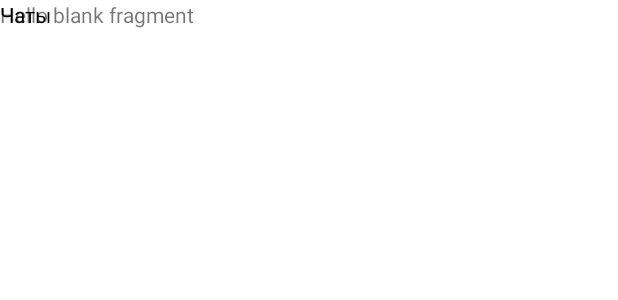
After one commit to scally-dev/messenger, an Android app: the layout fragment_chats.xml on its own in the app's theme, with its tools: preview values and no code run, on a phone screen of 412 x 824 dp. The commit adds this screen. Shown: the top 300 px of the screen. Run offline under Robolectric (Android 15) with nearby library versions, the phone set to English and light mode, and no system bars.

```diff
--- /dev/null
+++ b/app/src/main/res/layout/fragment_chats.xml
@@ -0,0 +1,21 @@
+<?xml version="1.0" encoding="utf-8"?>
+<FrameLayout xmlns:android="http://schemas.android.com/apk/res/android"
+    xmlns:tools="http://schemas.android.com/tools"
+    android:layout_width="match_parent"
+    android:layout_height="match_parent"
+    tools:context=".ui.ChatsFragment">
+
+    <!-- TODO: Update blank fragment layout -->
+    <TextView
+        android:layout_width="match_parent"
+        android:layout_height="match_parent"
+        android:text="@string/hello_blank_fragment" />
+
+    <TextView
+        android:id="@+id/textView"
+        android:textColor="@color/black"
+        android:layout_width="wrap_content"
+        android:layout_height="wrap_content"
+        android:text="Чаты" />
+
+</FrameLayout>
--- a/app/src/main/res/values/strings.xml
+++ b/app/src/main/res/values/strings.xml
@@ -1,3 +1,5 @@
 <resources>
     <string name="app_name">MyMessenger</string>
+    <!-- TODO: Remove or change this placeholder text -->
+    <string name="hello_blank_fragment">Hello blank fragment</string>
 </resources>
--- a/app/src/main/res/values/themes.xml
+++ b/app/src/main/res/values/themes.xml
@@ -1,10 +1,11 @@
 <resources xmlns:tools="http://schemas.android.com/tools">
     <!-- Base application theme. -->
-    <style name="Theme.MyMessenger" parent="MaterialDrawerTheme.Light">
+    <style name="Theme.MyMessenger" parent="MaterialDrawerTheme">
         <!-- Primary brand color. -->
         <item name="colorPrimary">@color/purple_500</item>
         <item name="colorPrimaryVariant">@color/purple_700</item>
         <item name="colorOnPrimary">@color/white</item>
+        <item name="android:colorBackground">@color/white</item>
         <!-- Secondary brand color. -->
         <item name="colorSecondary">@color/teal_200</item>
         <item name="colorSecondaryVariant">@color/teal_700</item>
```
Also changed, not shown: app/src/main/java/com/example/mymessenger/MainActivity.kt (+11 -2 lines), app/src/main/java/com/example/mymessenger/ui/ChatsFragment.kt (added, +68 -0 lines), app/src/main/java/com/example/mymessenger/ui/SettingsFragment.kt (added, +69 -0 lines), app/src/main/res/layout/activity_main.xml (+9 -0 lines), app/src/main/res/layout/fragment_settings.xml (added, +15 -0 lines).
